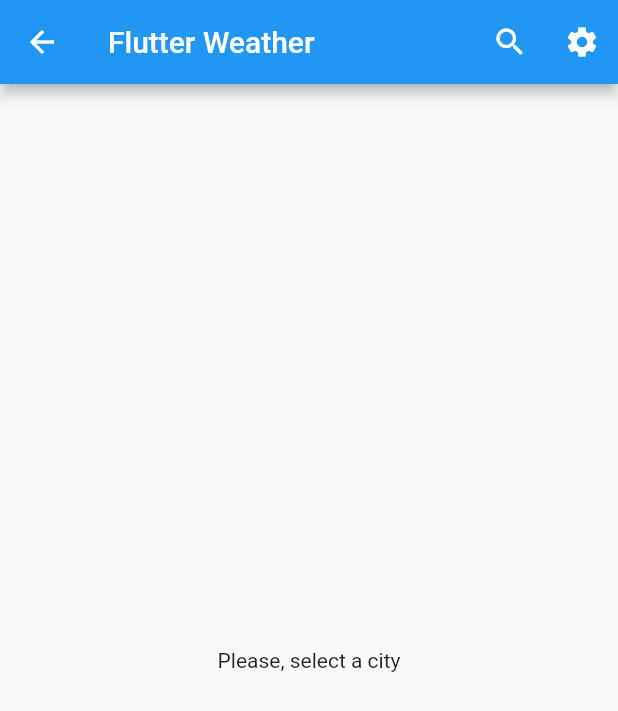
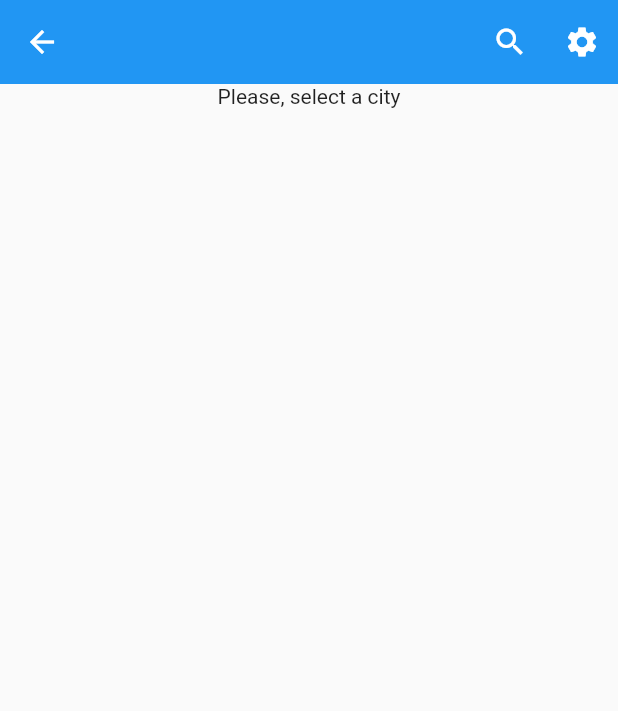
Before and after one commit to jonasjuni/clima-mais, a Flutter app: the WeatherView screen opened directly, on a phone screen of 412 x 824 dp. Shown: the top 711 px of the screen. Run offline on Flutter 3.47's test engine with Material 2 defaults, Android fonts, the phone set to English and light mode, and no system bars; our stand-ins replace bloc, flutter_bloc, geolocator; missing offline and left inert: meta_weather; generated files the repository leaves out were written again; statements that could not run were skipped.

Commit message:
move geolocation to weather bloc

```diff
--- a/lib/app.dart
+++ b/lib/app.dart
@@ -1,10 +1,8 @@
 import 'package:flutter/material.dart';
 import 'package:flutter_bloc/flutter_bloc.dart';
 
-import 'package:clima_mais/repositories/weather_repository.dart';
+import 'package:clima_mais/repositories/repositories.dart';
 import 'package:clima_mais/weather/weather.dart';
-
-import 'package:clima_mais/theme/bloc/theme_bloc.dart';
 import 'package:clima_mais/settings/bloc/settings_bloc.dart';
 import 'package:flutter_gen/gen_l10n/app_localizations.dart';
 
@@ -17,28 +15,27 @@ class ClimaMaisApp extends StatelessWidget {
   Widget build(BuildContext context) {
     return RepositoryProvider.value(
       value: weatherRepository,
-      child: MultiBlocProvider(
-          providers: [
-            BlocProvider(create: (_) => SettingsBloc()),
-            BlocProvider(
-              create: (_) => ThemeBloc(),
-            )
-          ],
-          child: BlocBuilder<ThemeBloc, ThemeState>(
-            builder: (context, state) {
+      child: BlocProvider(
+          create: (_) => SettingsBloc(), child: const ClimaMaisMaterial()),
+    );
+  }
+}
+
+class ClimaMaisMaterial extends StatelessWidget {
+  const ClimaMaisMaterial({
+    Key? key,
+  }) : super(key: key);
+
+  @override
+  Widget build(BuildContext context) {
     return MaterialApp(
       locale: null,
-                theme: ThemeData(
-                  primaryColor: state.color,
-                ),
-                darkTheme: ThemeData.dark(),
+      theme: ThemeData(),
+      darkTheme: ThemeData(brightness: Brightness.dark),
       title: 'Clima Mais',
       home: const WeatherHomePage(),
       localizationsDelegates: AppLocalizations.localizationsDelegates,
       supportedLocales: AppLocalizations.supportedLocales,
     );
-            },
-          )),
-    );
   }
 }
--- a/lib/settings/bloc/settings_event.dart
+++ b/lib/settings/bloc/settings_event.dart
@@ -5,26 +5,22 @@ abstract class SettingsEvent {
   const SettingsEvent();
 }
 
-class ThemeLightChanged extends SettingsEvent {
-  final ThemeLight themeLight;
-
-  const ThemeLightChanged(this.themeLight);
+class ThemeBrightnessChanged extends SettingsEvent {
+  final Brightness themeBrightness;
+  const ThemeBrightnessChanged(this.themeBrightness);
 }
 
 class TempUnitChanged extends SettingsEvent {
   final TempUnitSystem tempUnitSystem;
-
   const TempUnitChanged(this.tempUnitSystem);
 }
 
 class DistanceSystemChanged extends SettingsEvent {
   final DistanceSystem distanceSystem;
-
   const DistanceSystemChanged(this.distanceSystem);
 }
 
 class LocaleChanged extends SettingsEvent {
   final Locale locale;
-
   const LocaleChanged(this.locale);
 }
--- a/lib/settings/bloc/settings_state.dart
+++ b/lib/settings/bloc/settings_state.dart
@@ -10,16 +10,18 @@ abstract class SettingsState {
 class SettingsInitial extends SettingsState {
   const SettingsInitial()
       : super(const Settings(
+          isUserFirstAccess: true,
           tempUnitSystem: TempUnitSystem.celsius,
-          themeLight: ThemeLight.system,
           distanceSystem: DistanceSystem.metric,
+          userLocations: <UserLocation>[],
         ));
 
   const SettingsInitial.imperial()
       : super(const Settings(
+          isUserFirstAccess: true,
           tempUnitSystem: TempUnitSystem.fahrenheit,
-          themeLight: ThemeLight.system,
           distanceSystem: DistanceSystem.imperial,
+          userLocations: <UserLocation>[],
         ));
 }
 
--- a/lib/settings/models/settings.dart
+++ b/lib/settings/models/settings.dart
@@ -1,38 +1,45 @@
 import 'dart:ui';
-
 import 'package:json_annotation/json_annotation.dart';
 part 'settings.g.dart';
 
 enum TempUnitSystem { celsius, fahrenheit }
-enum ThemeLight { dartk, light, system }
 enum DistanceSystem { metric, imperial }
 
 @JsonSerializable()
 class Settings {
+  const Settings({
+    required this.isUserFirstAccess,
+    required this.tempUnitSystem,
+    this.themeBrightness,
+    required this.distanceSystem,
+    this.locale,
+    required this.userLocations,
+  });
+
+  final bool isUserFirstAccess;
   final TempUnitSystem tempUnitSystem;
-  final ThemeLight themeLight;
+  final Brightness? themeBrightness;
   final DistanceSystem distanceSystem;
   @LocaleSerialiser()
   final Locale? locale;
-
-  const Settings({
-    required this.tempUnitSystem,
-    required this.themeLight,
-    required this.distanceSystem,
-    this.locale,
-  });
+  final List<UserLocation> userLocations;
 
   Settings copyWith({
-    tempUnitSystem,
-    themeLight,
-    distanceSystem,
-    locale,
+    bool? isUserFirstAccess,
+    TempUnitSystem? tempUnitSystem,
+    Brightness? themeBrightness,
+    DistanceSystem? distanceSystem,
+    Locale? locale,
+    List<UserLocation>? userLocations,
   }) {
     return Settings(
-        tempUnitSystem: tempUnitSystem ?? this.tempUnitSystem,
-        themeLight: themeLight ?? this.themeLight,
-        distanceSystem: distanceSystem ?? this.distanceSystem,
-        locale: locale ?? this.locale);
+      isUserFirstAccess: isUserFirstAccess ?? this.isUserFirstAccess,
+      tempUnitSystem: tempUnitSystem ?? this.tempUnitSystem,
+      themeBrightness: themeBrightness ?? this.themeBrightness,
+      distanceSystem: distanceSystem ?? this.distanceSystem,
+      locale: locale ?? this.locale,
+      userLocations: userLocations ?? this.userLocations,
+    );
   }
 
   factory Settings.fromJson(Map<String, dynamic> json) =>
@@ -63,3 +70,16 @@ class LocaleSerialiser implements JsonConverter<Locale?, String> {
     return object.toLanguageTag();
   }
 }
+
+@JsonSerializable()
+class UserLocation {
+  const UserLocation({required this.woeid, this.isDeviceLocation = false});
+
+  final int woeid;
+  final bool isDeviceLocation;
+
+  factory UserLocation.fromJson(Map<String, dynamic> json) =>
+      _$UserLocationFromJson(json);
+
+  Map<String, dynamic> toJson() => _$UserLocationToJson(this);
+}
--- a/lib/weather/bloc/weather_event.dart
+++ b/lib/weather/bloc/weather_event.dart
@@ -7,11 +7,7 @@ abstract class WeatherEvent {
 
 class WeatherRequested extends WeatherEvent {
   final String city;
-
   const WeatherRequested({required this.city});
 }
 
-class WeatherRefreshed extends WeatherEvent {
-  final String city;
-  const WeatherRefreshed({required this.city});
-}
+class DeviceLocationRequested extends WeatherEvent {}
--- a/lib/weather/bloc/weather_state.dart
+++ b/lib/weather/bloc/weather_state.dart
@@ -11,12 +11,13 @@ class WeatherLoadInProgress extends WeatherState {}
 
 class WeatherLoadSuccess extends WeatherState {
   final Weather weather;
-
   const WeatherLoadSuccess(this.weather);
 }
 
 class WeatherLoadFailure extends WeatherState {
+  final String requestedCity;
   final Exception exception;
 
-  const WeatherLoadFailure({required this.exception});
+  const WeatherLoadFailure(
+      {required this.exception, required this.requestedCity});
 }
--- a/lib/weather/views/homepage.dart
+++ b/lib/weather/views/homepage.dart
@@ -24,8 +24,23 @@ class WeatherView extends StatelessWidget {
   @override
   Widget build(BuildContext context) {
     return Scaffold(
-      appBar: AppBar(
-        title: const Text('Flutter Weather'),
+      body: RefreshIndicator(
+        onRefresh: () {
+          final bloc = context.read<WeatherBloc>();
+          final state = bloc.state;
+
+          if (state is WeatherLoadSuccess) {
+            bloc.add(WeatherRequested(city: state.weather.title));
+          } else if (state is WeatherLoadFailure) {
+            bloc.add(WeatherRequested(city: state.requestedCity));
+          }
+          return bloc.stream.firstWhere((element) =>
+              element is WeatherLoadSuccess || element is WeatherLoadFailure);
+        },
+        child: CustomScrollView(
+          slivers: [
+            SliverAppBar(
+              // backgroundColor: Colors.transparent,
               actions: [
                 IconButton(
                     icon: const Icon(Icons.search),
@@ -35,7 +50,9 @@ class WeatherView extends StatelessWidget {
                           MaterialPageRoute(
                               builder: (context) => const CitySelection()));
                       if (city != null) {
-                  context.read<WeatherBloc>().add(WeatherRequested(city: city));
+                        context
+                            .read<WeatherBloc>()
+                            .add(WeatherRequested(city: city));
                       }
                     }),
                 IconButton(
@@ -48,13 +65,30 @@ class WeatherView extends StatelessWidget {
                     }),
               ],
             ),
-      body: Center(
-        child:
-            BlocConsumer<WeatherBloc, WeatherState>(listener: (context, state) {
+            const SliverList(
+              delegate: SliverChildListDelegate.fixed(
+                [
+                  BlocLogic(),
+                ],
+              ),
+            ),
+          ],
+        ),
+      ),
+    );
+  }
+}
+
+class BlocLogic extends StatelessWidget {
+  const BlocLogic({
+    Key? key,
+  }) : super(key: key);
+
+  @override
+  Widget build(BuildContext context) {
+    return BlocConsumer<WeatherBloc, WeatherState>(listener: (context, state) {
       if (state is WeatherLoadSuccess) {
-            context
-                .read<ThemeBloc>()
-                .add(WeatherChanged(weather: state.weather));
+        context.read<ThemeBloc>().add(WeatherChanged(weather: state.weather));
       }
     }, builder: (context, state) {
       if (state is WeatherInitial) {
@@ -70,8 +104,6 @@ class WeatherView extends StatelessWidget {
         return WeatherFailure(exception: state.exception);
       }
       throw Error();
-        }),
-      ),
-    );
+    });
   }
 }
--- a/lib/weather/widgets/widgets.dart
+++ b/lib/weather/widgets/widgets.dart
@@ -1,4 +1,4 @@
 export 'weather_loading.dart';
-export 'weather_initial.dart';
+export 'weather_empty.dart';
 export 'weather_success.dart';
 export 'weather_failure.dart';
--- a/pubspec.yaml
+++ b/pubspec.yaml
@@ -39,6 +39,7 @@ dependencies:
     version: ^0.0.1
     git: git@github.com:jonasjuni/meta_weather.git
   json_annotation: ^4.1.0
+  geolocator: ^7.6.0
 
 dev_dependencies:
   build_runner: ^2.1.2
```
Also changed, not shown: lib/settings/bloc/settings_bloc.dart (+5 -5 lines), lib/settings/views/settings_page.dart (+22 -16 lines), lib/weather/bloc/weather_bloc.dart (+45 -29 lines), lib/weather/views/city_selection_view.dart (+12 -2 lines), lib/weather/views/greetings.dart (added, +10 -0 lines), lib/weather/widgets/weather_success.dart (+1 -15 lines), lib/settings/models/settings.g.dart, lib/weather/widgets/weather_empty.dart (renamed from lib/weather/widgets/weather_initial.dart), pubspec.lock, 1 other file. Lines whose indentation alone changed are shown as unchanged.
